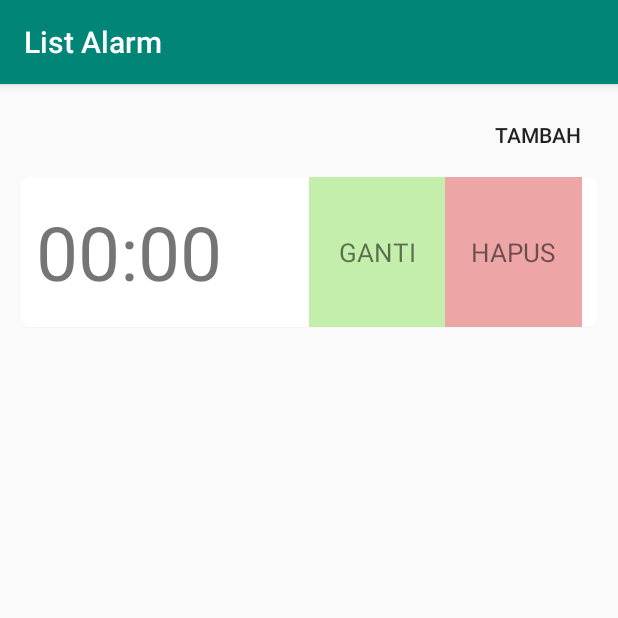
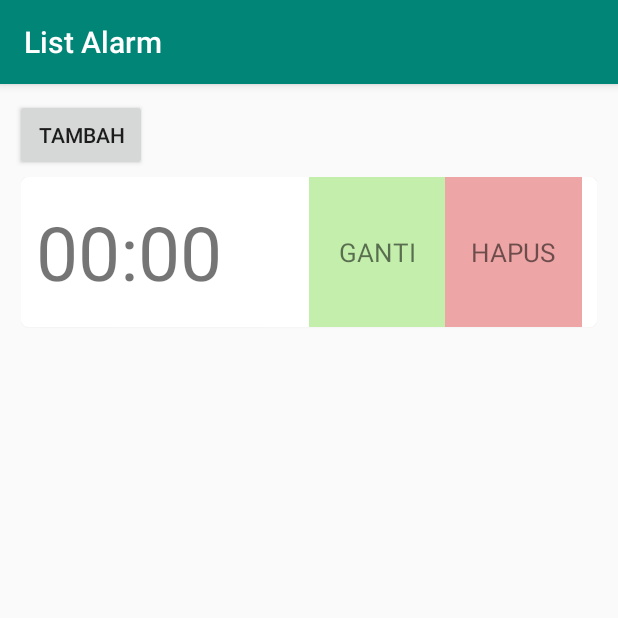
Before and after one commit to raihannizar/Matiin, an Android app: the screen it shows after launch (MainActivity), after a tap on "TAMBAH", on a phone screen of 412 x 824 dp, the top half of it. Run offline under Robolectric (Android 15) with nearby library versions, the phone set to English and light mode, and no system bars.

Commit message:
nampilin tombol "MATIIN" (yang kalo dipencet munculin soal) pas alarm nyala

```diff
--- a/app/src/main/java/id/psbokelompok7/matiin/MainActivity.java
+++ b/app/src/main/java/id/psbokelompok7/matiin/MainActivity.java
@@ -2,13 +2,19 @@ package id.psbokelompok7.matiin;
 
 import android.app.AlarmManager;
 import android.app.PendingIntent;
+import android.content.BroadcastReceiver;
+import android.content.Context;
 import android.content.Intent;
+import android.content.IntentFilter;
 import android.content.SharedPreferences;
 import android.support.v7.app.AppCompatActivity;
 import android.os.Bundle;
 import android.support.v7.widget.LinearLayoutManager;
 import android.support.v7.widget.RecyclerView;
+import android.util.Log;
 import android.view.View;
+import android.view.animation.Animation;
+import android.view.animation.AnimationUtils;
 import android.widget.Button;
 import android.widget.Toast;
 
@@ -22,41 +28,59 @@ import java.util.ArrayList;
 
 public class MainActivity extends AppCompatActivity {
 
+    //Basic View
     private Button buttonTambahWaktuAlarm;
+    private Button buttonMatikanWaktuAlarm;
     private ArrayList<ItemWaktu> mCardWaktu;
     private String waktuAlarmBaru;
+
+    //Usable variables
     private int currentPosition;
     private int positionSP;
+    private int buttonVisibleConst;
     Calendar calendar = Calendar.getInstance();
 
+    //Recycle View
     private RecyclerView mRecyclerView;
     private CardWaktuAdapter mAdapter;
     private RecyclerView.LayoutManager mLayoutManager;
 
+    //Alarm Manager
     private PendingIntent pendingIntent;
     AlarmManager alarmManager;
+
+    //Animasi
+    Animation toVisible;
 
     @Override
     protected void onCreate(Bundle savedInstanceState) {
         super.onCreate(savedInstanceState);
         setContentView(R.layout.activity_main);
-
+        registerReceiver(broadcastReceiver, new IntentFilter("show button"));
 
         loadStateCardWaktu();   //Load keadaan terbaru.
         buildCardWaktu();
-        setButtonTambahWaktuAlarm();
-        gantiCardWaktu();       //Ganti isi Card Waktu.
+        setViewUtama();
+        gantiCardWaktu();       //Ganti isi Card Waktu dengan waktu yang di-set.
         setWaktuAlarm();
 
+    }
 
-    }
+    BroadcastReceiver broadcastReceiver = new BroadcastReceiver() {        //Terima broadcast munculkan tombol MATIKAN kalo alarm nyala.
+        @Override
+        public void onReceive(Context context, Intent intent) {
+            buttonVisibleConst = getIntent().getExtras().getInt("muncul");
+            showButtonMatikanAlarm();
+        }
+    };
 
     public void loadStateCardWaktu() {
         SharedPreferences sharedPreferences = getSharedPreferences("shared preferences", MODE_PRIVATE);
         Gson gson = new Gson();
         String json = sharedPreferences.getString("current card waktu", null);
         positionSP = sharedPreferences.getInt("current position", 0);
-        Type type = new TypeToken<ArrayList<ItemWaktu>>() {}.getType();
+        Type type = new TypeToken<ArrayList<ItemWaktu>>() {
+        }.getType();
         mCardWaktu = gson.fromJson(json, type);
 
         if (mCardWaktu == null) {
@@ -85,8 +109,8 @@ public class MainActivity extends AppCompatActivity {
     }
 
     private void openSetWaktuAlarm() {
-        Intent intent = new Intent(this, SetWaktuAlarmActivity.class);
-        startActivity(intent);
+        Intent intentOpen = new Intent(this, SetWaktuAlarmActivity.class);
+        startActivity(intentOpen);
     }
 
     private void gantiCardWaktu() {
@@ -99,15 +123,29 @@ public class MainActivity extends AppCompatActivity {
     private void setWaktuAlarm() {
         if (getIntent().getExtras() != null) {
             Intent intentAlarm = new Intent(this, AlarmReceiver.class);
+            intentAlarm.putExtra("alarm is...", "on");      //Kasih intent alarm on ke Alarm Reciever
 
-            // Get the alarm manager service
-            alarmManager = (AlarmManager) getSystemService(ALARM_SERVICE);
+            alarmManager = (AlarmManager) getSystemService(ALARM_SERVICE);      // Get the alarm manager service
 
-            calendar = (Calendar) getIntent().getSerializableExtra("calendar");
+            calendar = (Calendar) getIntent().getSerializableExtra("calendar");     //Ambil extra calendar.
             pendingIntent = PendingIntent.getBroadcast(MainActivity.this, 0, intentAlarm, PendingIntent.FLAG_UPDATE_CURRENT);
             alarmManager.set(AlarmManager.RTC_WAKEUP, calendar.getTimeInMillis(), pendingIntent);
             Toast.makeText(getApplicationContext(), "alarm di-set", Toast.LENGTH_SHORT).show();
         }
+    }
+
+//    public void matikanWaktuAlarm() {
+//        alarmManager.cancel(pendingIntent);
+//    }
+
+    private void showButtonMatikanAlarm() {
+        buttonMatikanWaktuAlarm.setVisibility(buttonVisibleConst);
+        buttonMatikanWaktuAlarm.startAnimation(toVisible);
+    }
+
+    public void openDialogSoal() {
+        DialogSoal exampleDialog = new DialogSoal();
+        exampleDialog.show(getSupportFragmentManager(), "dialog soal");
     }
 
     private void buildCardWaktu() {
@@ -134,13 +172,23 @@ public class MainActivity extends AppCompatActivity {
         });
     }
 
-    private void setButtonTambahWaktuAlarm() {
+    private void setViewUtama() {
+        toVisible = AnimationUtils.loadAnimation(this, R.anim.to_visible_animation);
         buttonTambahWaktuAlarm = findViewById(R.id.button_tambah_waktu_alarm);
+        buttonMatikanWaktuAlarm = findViewById(R.id.button_matikan_waktu_alarm);
+
         buttonTambahWaktuAlarm.setOnClickListener(new View.OnClickListener() {
             @Override
             public void onClick(View v) {
                 tambahWaktuAlarm();
             }
         });
+
+        buttonMatikanWaktuAlarm.setOnClickListener(new View.OnClickListener() {
+            @Override
+            public void onClick(View v) {
+                openDialogSoal();
+            }
+        });
     }
 }
--- a/app/src/main/java/id/psbokelompok7/matiin/Splash.java
+++ b/app/src/main/java/id/psbokelompok7/matiin/Splash.java
@@ -23,7 +23,7 @@ public class Splash extends Activity {
             @Override
             public void run() {
                 /* Create an Intent that will start the Menu-Activity. */
-                Intent mainIntent = new Intent(Splash.this,MainActivity.class);
+                Intent mainIntent = new Intent(Splash.this, MainActivity.class);
                 Splash.this.startActivity(mainIntent);
                 Splash.this.finish();
             }
--- /dev/null
+++ b/app/src/main/res/anim/to_visible_animation.xml
@@ -0,0 +1,7 @@
+<?xml version="1.0" encoding="utf-8"?>
+<set xmlns:android="http://schemas.android.com/apk/res/android">
+    <translate
+        android:duration="300"
+        android:fromXDelta="-100%"
+        android:toXDelta="0" />
+</set>
--- a/app/src/main/res/layout/activity_main.xml
+++ b/app/src/main/res/layout/activity_main.xml
@@ -1,21 +1,37 @@
 <?xml version="1.0" encoding="utf-8"?>
 
 <LinearLayout xmlns:android="http://schemas.android.com/apk/res/android"
+    android:id="@+id/linear_layout_root"
     android:layout_width="match_parent"
     android:layout_height="match_parent"
     android:layout_marginLeft="10dp"
     android:layout_marginTop="10dp"
     android:layout_marginRight="10dp"
     android:layout_marginBottom="10dp"
+    android:animateLayoutChanges="true"
     android:orientation="vertical">
 
-    <Button
-        android:id="@+id/button_tambah_waktu_alarm"
-        android:layout_width="wrap_content"
+    <LinearLayout
+        android:layout_width="match_parent"
         android:layout_height="wrap_content"
-        android:layout_gravity="right"
-        android:background="@null"
-        android:text="TAMBAH" />
+        android:orientation="horizontal">
+
+        <Button
+            android:id="@+id/button_matikan_waktu_alarm"
+            android:layout_width="wrap_content"
+            android:layout_height="wrap_content"
+
+            android:backgroundTint="#74F44336"
+            android:text="MATIIN!"
+            android:visibility="gone" />
+
+        <Button
+            android:id="@+id/button_tambah_waktu_alarm"
+            android:layout_width="wrap_content"
+            android:layout_height="wrap_content"
+            android:text="TAMBAH" />
+
+    </LinearLayout>
 
     <android.support.v7.widget.RecyclerView
         android:id="@+id/card_waktu"
```
Also changed, not shown: app/src/main/java/id/psbokelompok7/matiin/AlarmReceiver.java (+9 -7 lines), app/src/main/java/id/psbokelompok7/matiin/DialogSoal.java (added, +28 -0 lines), app/src/main/java/id/psbokelompok7/matiin/RingtonePlayingService.java (+4 -3 lines), app/src/main/res/layout/dialogsoal.xml (deleted, +0 -33 lines), 2 other files.
